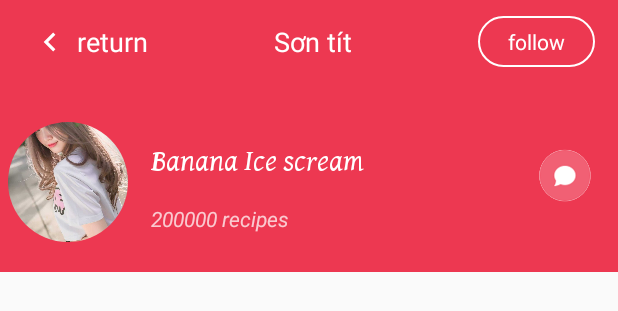
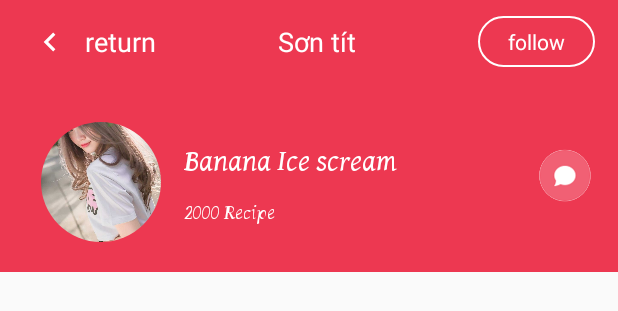
Before and after one commit to sontit1999/appDemoCook, an Android app: the layout activity_profile.xml on its own in the app's theme, with its tools: preview values and no code run, on a phone screen of 412 x 824 dp. Shown: the top 311 px of the screen. Run offline under Robolectric (Android 15) with nearby library versions, the phone set to English and light mode, and no system bars; plain views replace CircularImageView.

Commit message:
fix conflic

```diff
--- a/app/src/main/java/com/duongtung/cookingman/adapter/PostAdapter.kt
+++ b/app/src/main/java/com/duongtung/cookingman/adapter/PostAdapter.kt
@@ -26,7 +26,6 @@ class PostAdapter : BaseAdapter<Post,ItemPostBinding>(){
         super.onBindViewHolder(viewHolder, i)
         binding.ivAvatar.setOnClickListener{
             Log.d("test","Chuyển sang activity profile")
-
         }
     }
 
--- a/app/src/main/java/com/duongtung/cookingman/model/FoodIngredient.kt
+++ b/app/src/main/java/com/duongtung/cookingman/model/FoodIngredient.kt
@@ -1,5 +1,4 @@
 package com.duongtung.cookingman.model
-
 import android.graphics.Color
 import android.text.Spannable
 import android.text.SpannableStringBuilder
--- a/app/src/main/java/com/duongtung/cookingman/model/Post.kt
+++ b/app/src/main/java/com/duongtung/cookingman/model/Post.kt
@@ -1,13 +1,9 @@
 package com.duongtung.cookingman.model
-
 import android.graphics.Color
 import android.graphics.Typeface
 import android.text.Spannable
-import android.text.SpannableString
 import android.text.SpannableStringBuilder
-import android.text.TextUtils
 import android.text.style.ForegroundColorSpan
-import android.text.style.RelativeSizeSpan
 import android.text.style.StyleSpan
 import android.util.Log
 
--- a/app/src/main/java/com/duongtung/cookingman/ui/profile/ProfileViewModel.kt
+++ b/app/src/main/java/com/duongtung/cookingman/ui/profile/ProfileViewModel.kt
@@ -1,5 +1,4 @@
 package com.duongtung.cookingman.ui.profile
-
 import androidx.lifecycle.MutableLiveData
 import com.duongtung.cookingman.adapter.RecipeAdapter
 import com.duongtung.cookingman.base.ui.base.BaseViewModel
--- a/app/src/main/res/layout/activity_maps.xml
+++ b/app/src/main/res/layout/activity_maps.xml
@@ -49,7 +49,6 @@
                         app:layout_constraintTop_toTopOf="@+id/map"
                         app:layout_constraintEnd_toEndOf="parent"
                         app:layout_constraintStart_toStartOf="parent"/>
-
                 <HorizontalScrollView
                         android:layout_width="match_parent"
                         android:layout_height="wrap_content"
--- a/app/src/main/res/layout/activity_profile.xml
+++ b/app/src/main/res/layout/activity_profile.xml
@@ -36,6 +36,7 @@
                     android:text="return"
                     android:layout_centerVertical="true"
                     android:textSize="@dimen/textsize_tvActionbar"
+                    android:layout_marginLeft="5dp"
                     android:textColor="@color/colorwhite"
                     android:layout_width="wrap_content"
                     android:layout_height="wrap_content"/>
@@ -49,7 +50,8 @@
                     android:textSize="@dimen/textsize_tvActionbar"
                     android:textColor="@color/colorwhite"
                     android:layout_width="0dp"
-                    android:layout_height="wrap_content"></TextView>
+                    android:layout_height="wrap_content">
+            </TextView>
             <TextView
                     android:id="@+id/tv_follow"
                     android:text="follow"
@@ -60,12 +62,14 @@
                     android:layout_alignParentRight="true"
                     android:layout_centerInParent="true"
                     android:layout_width="wrap_content"
-                    android:layout_height="wrap_content"></TextView>
+                    android:layout_height="wrap_content">
+            </TextView>
         </RelativeLayout>
         <androidx.constraintlayout.widget.ConstraintLayout
                 android:id="@+id/containerInfor"
                 android:paddingBottom="20dp"
                 android:paddingHorizontal="5dp"
+
                 app:layout_constraintTop_toBottomOf="@id/containerActionbar"
                 android:background="@color/colorActionbar"
                 android:layout_width="match_parent"
@@ -75,6 +79,7 @@
                     android:layout_width="80dp"
                     android:layout_height="80dp"
                     android:layout_marginTop="25dp"
+                    android:layout_marginLeft="22dp"
                     app:layout_constraintTop_toTopOf="parent"
                     app:layout_constraintLeft_toLeftOf="parent"
                     android:src="@drawable/gaixinh"
@@ -92,19 +97,17 @@
                     app:layout_constraintLeft_toRightOf="@id/ivAvatar"
                     app:layout_constraintRight_toLeftOf="@id/iconChat"
                     app:layout_constraintTop_toTopOf="parent" />
-
-            <TextView
-                    android:id="@+id/tvNumberRecipe"
-                    android:text="200000 recipes"
-                    android:textStyle="italic"
-                    android:layout_marginTop="15dp"
+            <com.duongtung.cookingman.model.MyTextView
+                    android:id="@+id/tvNumberReciper"
+                    android:layout_width="0dp"
+                    android:layout_height="wrap_content"
                     android:layout_marginLeft="15dp"
-                    android:textColor="#facad0"
-                    app:layout_constraintTop_toBottomOf="@id/tvName"
+                    android:layout_marginTop="10dp"
+                    android:text="2000 Recipe"
+                    android:textColor="@color/colorwhite"
                     app:layout_constraintLeft_toRightOf="@id/ivAvatar"
-                    android:layout_width="wrap_content"
-                    android:layout_height="wrap_content"/>
-
+                    app:layout_constraintRight_toLeftOf="@id/iconChat"
+                    app:layout_constraintTop_toBottomOf="@id/tvName" />
             <ImageView
                     android:id="@+id/iconChat"
                     android:src="@drawable/iconchat"
@@ -114,7 +117,6 @@
                     app:layout_constraintTop_toTopOf="parent"
                     app:layout_constraintRight_toRightOf="parent"
                     android:layout_height="@dimen/size_iconchat"/>
-
         </androidx.constraintlayout.widget.ConstraintLayout>
         <androidx.recyclerview.widget.RecyclerView
                 android:id="@+id/recyclerviewProfile"
--- a/app/src/main/res/layout/frag_direction.xml
+++ b/app/src/main/res/layout/frag_direction.xml
@@ -5,7 +5,6 @@
         <variable name="viewmodel" type="com.duongtung.cookingman.fragment.DirectionViewModel"/>
     </data>
     <androidx.constraintlayout.widget.ConstraintLayout
-
             android:padding="@dimen/fragment_direction_padding"
             android:layout_width="match_parent"
             android:layout_height="match_parent"
@@ -19,8 +18,10 @@
                    app:layout_constraintLeft_toLeftOf="parent"
                    app:layout_constraintTop_toTopOf="parent"
                    app:layout_constraintRight_toRightOf="parent"
+                   android:layout_height="wrap_content"
                    android:layout_width="0dp"
-                   android:layout_height="wrap_content">
+                   >
+
            </TextView>
         <RatingBar
                 android:id="@+id/ratingBar"
--- a/app/src/main/res/layout/frag_login_preferance.xml
+++ b/app/src/main/res/layout/frag_login_preferance.xml
@@ -42,8 +42,9 @@
                 app:layout_constraintRight_toRightOf="parent"
                 app:layout_constraintTop_toBottomOf="@id/recyPrefer"
                 android:src="@drawable/doneicon"
-                android:layout_height="50dp"
                 android:layout_marginTop="10dp"
+                android:layout_height="wrap_content"
+                android:layout_marginBottom="@dimen/splash_tv_margin_30"
                 />
     </androidx.constraintlayout.widget.ConstraintLayout>
 </layout>
--- a/app/src/main/res/layout/frag_reviewer.xml
+++ b/app/src/main/res/layout/frag_reviewer.xml
@@ -10,7 +10,6 @@
                 type="com.duongtung.cookingman.fragment.ReviewerViewModel" />
     </data>
     <androidx.constraintlayout.widget.ConstraintLayout
-
             android:orientation="vertical"
             android:padding="@dimen/fragReview_padding"
             android:layout_width="match_parent"
@@ -29,7 +28,9 @@
                 card_view:cardElevation="10dp"
                 card_view:cardPreventCornerOverlap="false">
             <RelativeLayout
+
                     android:paddingVertical="@dimen/fragReview_padding"
+                    android:paddingHorizontal="25dp"
                     android:orientation="horizontal"
                     android:layout_width="match_parent"
                     android:layout_height="wrap_content">
--- a/app/src/main/res/layout/fragment_recipe.xml
+++ b/app/src/main/res/layout/fragment_recipe.xml
@@ -29,7 +29,7 @@
                 app:layout_constraintTop_toBottomOf="@id/tv_lastRecipe"
                 app:layout_constraintRight_toRightOf="parent"
                 app:layout_constraintLeft_toLeftOf="parent"
-                android:layout_width="match_parent"
+                android:layout_width="wrap_content"
                 android:layout_height="wrap_content">
 
         </TextView>
--- a/app/src/main/res/layout/item_recipe.xml
+++ b/app/src/main/res/layout/item_recipe.xml
@@ -41,6 +41,7 @@
                 android:text="@{post.creatRecipe()}"
                 android:layout_marginTop="@dimen/itemRecipe_marginTop"
                 android:layout_marginLeft="@dimen/itemRecipe_marginLeft"
+                android:textStyle="bold"
                 android:layout_width="wrap_content"
                 android:layout_height="wrap_content"
                 app:layout_constraintLeft_toLeftOf="parent"
--- a/app/src/main/res/layout/item_recycle_type.xml
+++ b/app/src/main/res/layout/item_recycle_type.xml
@@ -10,7 +10,6 @@
             android:padding="@dimen/margin_10dp"
             android:layout_width="wrap_content"
             android:layout_height="wrap_content">
-
         <ImageView
                 android:id="@+id/imgTypeFood"
                 android:scaleType="fitXY"
--- a/app/src/main/res/values-xhdpi/dimens.xml
+++ b/app/src/main/res/values-xhdpi/dimens.xml
@@ -67,4 +67,7 @@
     <dimen name="itemsearch_padding">20dp</dimen>
     <dimen name="acyivityRecipe_banner_heigh">200dp</dimen>
     <dimen name="acyivityRecipe_margin_honizatal">25dp</dimen>
+    <dimen name="fragReview_heeight_viewVertical">50dp</dimen>
+    <dimen name="activity_search_padding_recyclerview">25dp</dimen>
+
 </resources>
--- a/app/src/main/res/values/dimens.xml
+++ b/app/src/main/res/values/dimens.xml
@@ -67,4 +67,6 @@
     <dimen name="itemsearch_padding">20dp</dimen>
     <dimen name="acyivityRecipe_banner_heigh">200dp</dimen>
     <dimen name="acyivityRecipe_margin_honizatal">25dp</dimen>
+    <dimen name="fragReview_heeight_viewVertical">50dp</dimen>
+    <dimen name="activity_search_padding_recyclerview">25dp</dimen>
 </resources>
--- a/app/src/main/res/values/strings.xml
+++ b/app/src/main/res/values/strings.xml
@@ -8,11 +8,10 @@
     <string name="tvCreate">Create a new account or sign in</string>
     <string name="tvAllrecipe">All the lastest Recipe</string>
     <string name="tvNameRecipe">Thịt xốp cà chua</string>
-    <string name="tvFindall">Find all the recent and trending food recipe below </string>
     <string name="icon_chat">&#xf075;</string>
     <string name="icon_mobile">&#xf3cd;</string>
     <string name="banana">Banana Ice scream</string>
-
+    <string name="tvFindall">Find all the recent and trending food recipe below </string>
     <string-array name="titles">
         <item>Phone</item>
         <item>Verify</item>
```
Also changed, not shown: app/src/main/java/com/duongtung/cookingman/ui/profile/ProfileActivity.kt (+6 -10 lines), app/src/main/java/com/duongtung/cookingman/ui/recipefood/RecipeActivity.kt (+13 -6 lines), app/src/main/res/layout/item_post.xml (+12 -21 lines).
